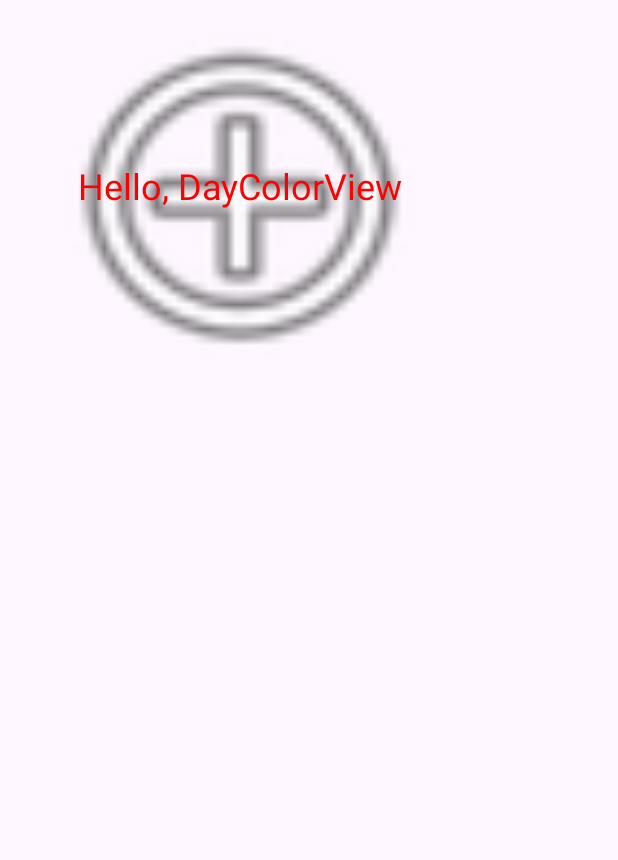
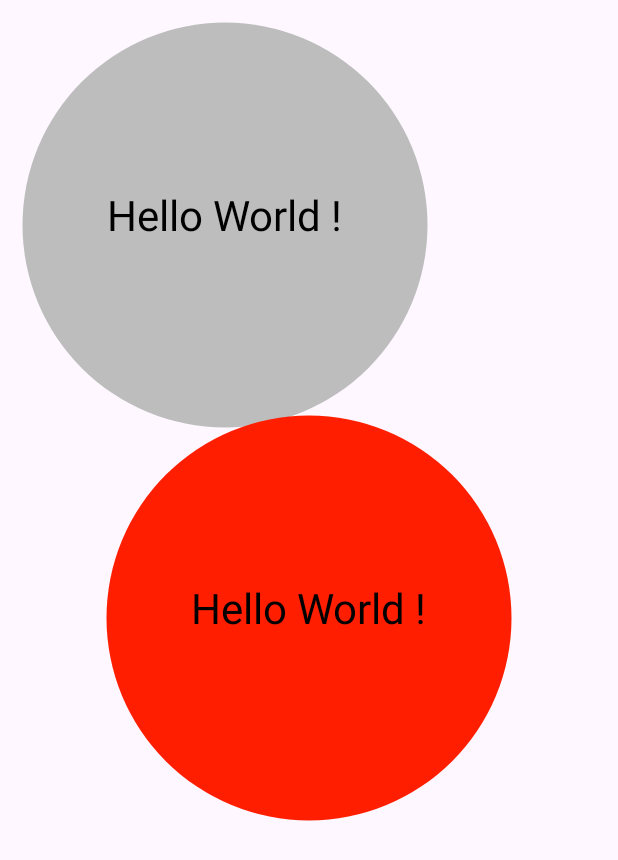
Before and after one commit to ZaherMadi/B3TempoAPPZaher, an Android app: the layout sample_day_color_view.xml on its own in the app's theme, with its tools: preview values and no code run, on a phone screen of 412 x 824 dp. Shown: the top 860 px of the screen. Run offline under Robolectric (Android 15) with nearby library versions, the phone set to English and light mode, and no system bars; network calls fail.

Commit message:
circle daycolorview done

```diff
--- a/app/src/main/java/com/example/b3tempoappzaher/DayColorView.java
+++ b/app/src/main/java/com/example/b3tempoappzaher/DayColorView.java
@@ -10,78 +10,90 @@ import android.text.TextPaint;
 import android.util.AttributeSet;
 import android.view.View;
 
+import androidx.annotation.NonNull;
+import androidx.core.content.ContextCompat;
+
 /**
  * TODO: document your custom view class.
  */
 public class DayColorView extends View {
-    private String mExampleString; // TODO: use a default from R.string...
-    private int mExampleColor = Color.RED; // TODO: use a default from R.color...
-    private float mExampleDimension = 0; // TODO: use a default from R.dimen...
-    private Drawable mExampleDrawable;
+    private String captionText;
+    private int captionTextColor = Color.BLACK;
+    private float captionTextSize = 0;
+    private int dayCircleColor = Color.GRAY;
 
-    private TextPaint mTextPaint;
-    private float mTextWidth;
-    private float mTextHeight;
+    private TextPaint textPaint;
+    private float textWidth;
+    private float textHeight;
+
+    private Paint circlePaint;
 
     public DayColorView(Context context) {
         super(context);
-        init(null, 0);
+        init(context,null, 0);
+
     }
 
     public DayColorView(Context context, AttributeSet attrs) {
         super(context, attrs);
-        init(attrs, 0);
+        init(context, attrs, 0);
+
+
     }
 
     public DayColorView(Context context, AttributeSet attrs, int defStyle) {
         super(context, attrs, defStyle);
-        init(attrs, defStyle);
+        init(context, attrs, defStyle);
+
+
     }
 
-    private void init(AttributeSet attrs, int defStyle) {
+    private void init(Context context, AttributeSet attrs, int defStyle) {
         // Load attributes
         final TypedArray a = getContext().obtainStyledAttributes(
                 attrs, R.styleable.DayColorView, defStyle, 0);
 
-        String text = a.getString(R.styleable.DayColorView_exampleString);
-        mExampleString = text == null ? "Preview Text" : text;
-        mExampleColor = a.getColor(
-                R.styleable.DayColorView_exampleColor,
-                mExampleColor);
+        String text = a.getString(R.styleable.DayColorView_captionText);
+        captionText = text == null ? "Preview Text" : text;
+
+        captionTextColor = a.getColor(R.styleable.DayColorView_captionTextColor, captionTextColor);
         // Use getDimensionPixelSize or getDimensionPixelOffset when dealing with
         // values that should fall on pixel boundaries.
-        mExampleDimension = a.getDimension(
-                R.styleable.DayColorView_exampleDimension,
-                mExampleDimension);
+        captionTextSize = a.getDimension(R.styleable.DayColorView_captionTextSize, captionTextSize);
 
-        if (a.hasValue(R.styleable.DayColorView_exampleDrawable)) {
-            mExampleDrawable = a.getDrawable(
-                    R.styleable.DayColorView_exampleDrawable);
-            mExampleDrawable.setCallback(this);
-        }
+        dayCircleColor = a.getColor(R.styleable.DayColorView_dayCircleColor, ContextCompat.getColor(context, R.color.tempo_undecided_day_bg));
 
         a.recycle();
-
+        // Init the circle
+        circlePaint = new Paint();
+        //set up the circle
+        setCirclePaint();
         // Set up a default TextPaint object
-        mTextPaint = new TextPaint();
-        mTextPaint.setFlags(Paint.ANTI_ALIAS_FLAG);
-        mTextPaint.setTextAlign(Paint.Align.LEFT);
-
-        // Update TextPaint and text measurements from attributes
-        invalidateTextPaintAndMeasurements();
+        textPaint = new TextPaint();
+        setTextPaintAndMeasurements();
     }
 
-    private void invalidateTextPaintAndMeasurements() {
-        mTextPaint.setTextSize(mExampleDimension);
-        mTextPaint.setColor(mExampleColor);
-        mTextWidth = mTextPaint.measureText(mExampleString);
+    private void setTextPaintAndMeasurements() {
+        // setup a default TextPaint object
+        textPaint.setFlags(Paint.ANTI_ALIAS_FLAG);
+        textPaint.setTextAlign(Paint.Align.LEFT);
+        textPaint.setTextSize(captionTextSize);
+        textPaint.setColor(captionTextColor);
 
-        Paint.FontMetrics fontMetrics = mTextPaint.getFontMetrics();
-        mTextHeight = fontMetrics.bottom;
+        textWidth = textPaint.measureText(captionText);
+        Paint.FontMetrics fontMetrics = textPaint.getFontMetrics();
+        textHeight = fontMetrics.bottom;
     }
 
+    private void setCirclePaint() {
+        //init
+        circlePaint = new Paint();
+        // set up a paint object to draw circle
+        circlePaint.setStyle(Paint.Style.FILL);
+        circlePaint.setColor(dayCircleColor);
+    }
     @Override
-    protected void onDraw(Canvas canvas) {
+    protected void onDraw(@NonNull Canvas canvas) {
         super.onDraw(canvas);
 
         // TODO: consider storing these as member variables to reduce
@@ -94,48 +106,18 @@ public class DayColorView extends View {
         int contentWidth = getWidth() - paddingLeft - paddingRight;
         int contentHeight = getHeight() - paddingTop - paddingBottom;
 
-        // Draw the example drawable on top of the text.
-        if (mExampleDrawable != null) {
-            mExampleDrawable.setBounds(paddingLeft, paddingTop,
-                    paddingLeft + contentWidth, paddingTop + contentHeight);
-            mExampleDrawable.draw(canvas);
-        }
+        float cx = (float) contentWidth / 2;
+        float cy = (float) contentHeight / 2;
+        float radius = Math.min(contentHeight,contentWidth) / 2f * 0.9f;
 
+        canvas.drawCircle(cx,cy,radius, circlePaint);
         // Draw the text.
-        canvas.drawText(mExampleString,
-                paddingLeft + (contentWidth - mTextWidth) / 2,
-                paddingTop + (contentHeight + mTextHeight) / 2,
-                mTextPaint);
+        canvas.drawText(captionText,
+                paddingLeft + (contentWidth - textWidth) / 2,
+                paddingTop + (contentHeight + textHeight) / 2,
+                textPaint);
     }
 
-    /**
-     * Gets the example string attribute value.
-     *
-     * @return The example string attribute value.
-     */
-    public String getExampleString() {
-        return mExampleString;
-    }
-
-    /**
-     * Sets the view"s example string attribute value. In the example view, this string
-     * is the text to draw.
-     *
-     * @param exampleString The example string attribute value to use.
-     */
-    public void setExampleString(String exampleString) {
-        mExampleString = exampleString;
-        invalidateTextPaintAndMeasurements();
-    }
-
-    /**
-     * Gets the example color attribute value.
-     *
-     * @return The example color attribute value.
-     */
-    public int getExampleColor() {
-        return mExampleColor;
-    }
 
     /**
      * Sets the view"s example color attribute value. In the example view, this color
@@ -144,46 +126,10 @@ public class DayColorView extends View {
      * @param exampleColor The example color attribute value to use.
      */
     public void setExampleColor(int exampleColor) {
-        mExampleColor = exampleColor;
-        invalidateTextPaintAndMeasurements();
+        captionTextColor = exampleColor;
+        setTextPaintAndMeasurements();
     }
 
-    /**
-     * Gets the example dimension attribute value.
-     *
-     * @return The example dimension attribute value.
-     */
-    public float getExampleDimension() {
-        return mExampleDimension;
-    }
 
-    /**
-     * Sets the view"s example dimension attribute value. In the example view, this dimension
-     * is the font size.
-     *
-     * @param exampleDimension The example dimension attribute value to use.
-     */
-    public void setExampleDimension(float exampleDimension) {
-        mExampleDimension = exampleDimension;
-        invalidateTextPaintAndMeasurements();
-    }
 
-    /**
-     * Gets the example drawable attribute value.
-     *
-     * @return The example drawable attribute value.
-     */
-    public Drawable getExampleDrawable() {
-        return mExampleDrawable;
-    }
-
-    /**
-     * Sets the view"s example drawable attribute value. In the example view, this drawable is
-     * drawn above the text.
-     *
-     * @param exampleDrawable The example drawable attribute value to use.
-     */
-    public void setExampleDrawable(Drawable exampleDrawable) {
-        mExampleDrawable = exampleDrawable;
-    }
 }
--- a/app/src/main/res/layout/sample_day_color_view.xml
+++ b/app/src/main/res/layout/sample_day_color_view.xml
@@ -10,11 +10,21 @@
         style="@style/Base.Theme.B3TempoAppZaher"
         android:layout_width="300dp"
         android:layout_height="300dp"
-        android:paddingLeft="20dp"
-        android:paddingBottom="40dp"
-        app:exampleDimension="24sp"
-        app:exampleDrawable="@android:drawable/ic_menu_add"
-        app:exampleString="Hello, DayColorView"
-         />
+        app:captionText="Hello World !"
+        app:captionTextColor="@color/black"
+        app:captionTextSize="28sp"
+        app:dayCircleColor="@color/gray_400" />
+
+    <com.example.b3tempoappzaher.DayColorView
+        android:id="@+id/DayColorView2"
+        style="@style/Base.Theme.B3TempoAppZaher"
+        android:layout_width="300dp"
+        android:layout_height="300dp"
+        app:captionText="Hello World !"
+        app:captionTextColor="@color/black"
+        app:captionTextSize="28sp"
+        app:dayCircleColor="@color/tempo_red_day_bg"
+        android:layout_gravity="center"/>
+
 
 </FrameLayout>
--- a/app/src/main/res/values/colors.xml
+++ b/app/src/main/res/values/colors.xml
@@ -6,5 +6,9 @@
     <color name="tempo_blue_day_bg">#0595DE</color>
     <color name="tempo_white_day_bg">#ffffff</color>
     <color name="tempo_red_day_bg">#FF1F00</color>
-
+    <color name="tempo_undecided_day_bg">#777777</color>
+    <color name="light_blue_400">#FF29B6F6</color>
+    <color name="light_blue_600">#FF039BE5</color>
+    <color name="gray_400">#FFBDBDBD</color>
+    <color name="gray_600">#FF757575</color>
 </resources>
--- a/app/src/main/res/values/strings.xml
+++ b/app/src/main/res/values/strings.xml
@@ -3,4 +3,9 @@
 
         <string name="not_available">NA</string>
         <string name="history_bt">Historique</string>
+    // Text resources for TempoColor enum
+    <string name="tempo_red_color_text">rouge</string>
+    <string name="tempo_white_color_text">blanc</string>
+    <string name="tempo_blue_color_text">bleu</string>
+    <string name="tempo_undecided_color_text">indéterminé</string>
 </resources>
--- a/app/src/main/res/values/styles.xml
+++ b/app/src/main/res/values/styles.xml
@@ -1,7 +1,8 @@
 <resources>
 
     <style name="Widget.Theme.B3TempoApp2324.MyView" parent="">
-        <item name="android:background">@color/gray_400</item>
-        <item name="exampleColor">@color/light_blue_400</item>
+        <item name="android:background">@color/cardview_light_background</item>
+        <item name="captionTextColor">@color/black</item>
+
     </style>
 </resources>
```
Also changed, not shown: app/src/main/res/values/attrs_day_color_view.xml (+4 -4 lines).
